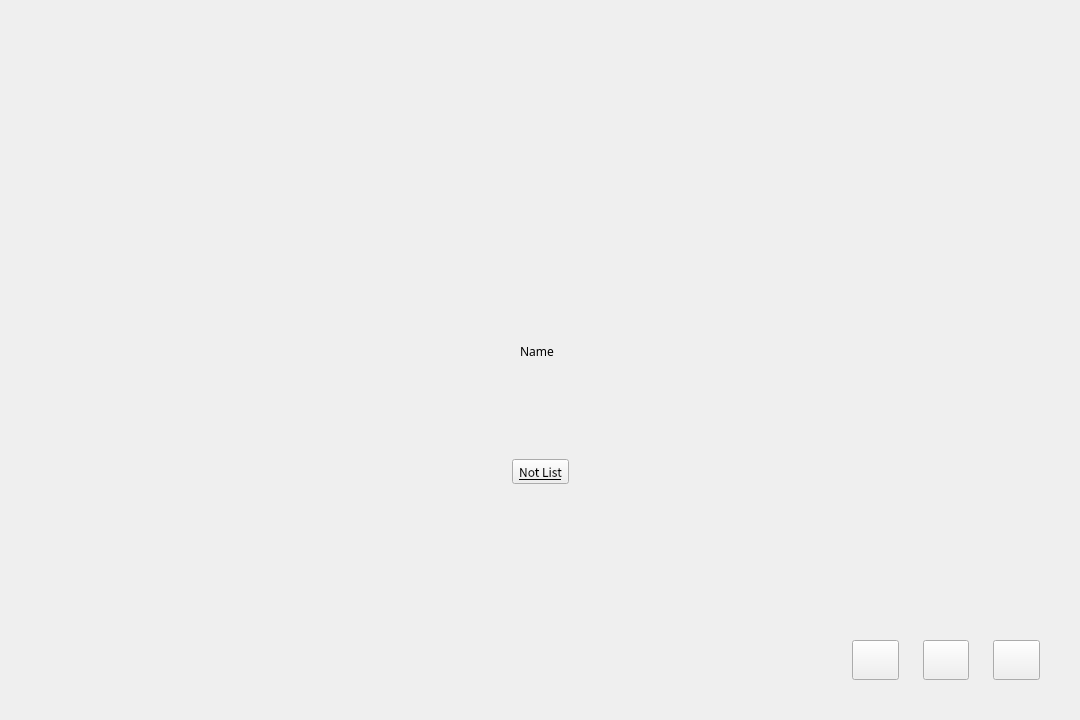
Qt form kiran-greeter/greeterloginwindow.ui (openeuler-mirror/kiran-session-guard) before a commit.
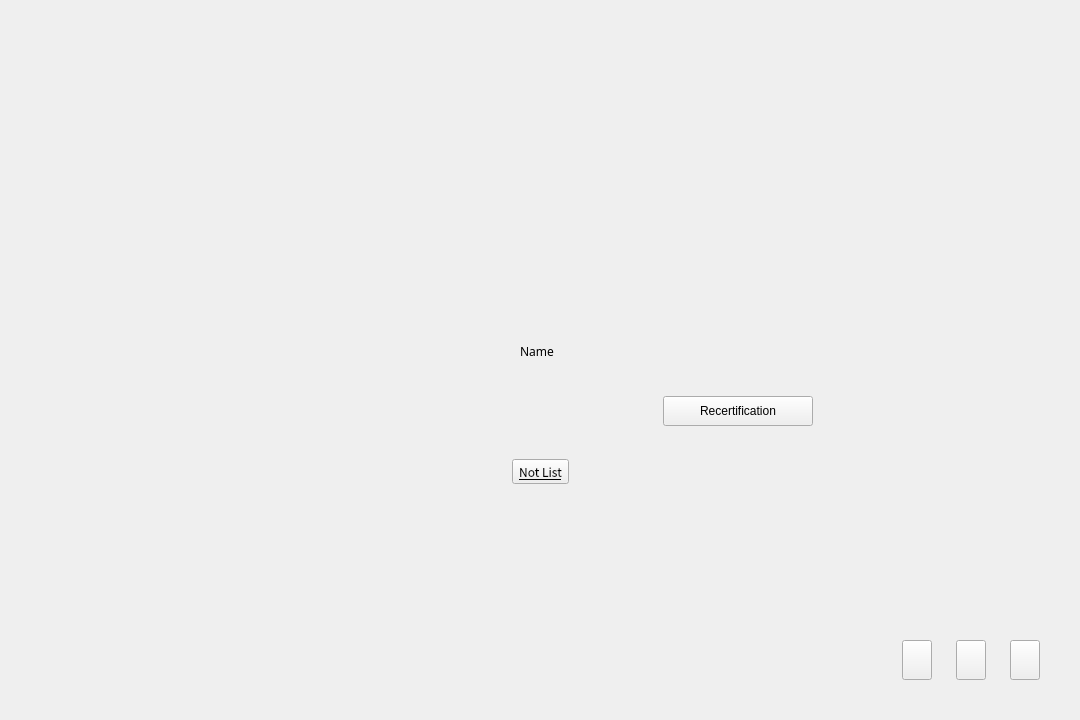
The same form after that commit. Custom widgets are drawn as their Qt base class.

Commit message:
feature(lightdm-kiran-greeter): when authentication failed without input,show re-authentication button
- 修复当未输入内容直接认证失败的时候，显示重新认证按钮

What changed in the file:
```diff
--- a/kiran-greeter/greeterloginwindow.ui
+++ b/kiran-greeter/greeterloginwindow.ui
@@ -402,7 +402,7 @@
              <height>60</height>
             </size>
            </property>
-           <layout class="QHBoxLayout" name="horizontalLayout_5" stretch="0,0,0,0,0,0">
+           <layout class="QHBoxLayout" name="horizontalLayout_5" stretch="0,0,0,0,0,0,0">
             <property name="spacing">
              <number>10</number>
             </property>
@@ -506,6 +506,25 @@
               </property>
              </widget>
             </item>
+            <item>
+             <widget class="QPushButton" name="btn_reAuth">
+              <property name="minimumSize">
+               <size>
+                <width>150</width>
+                <height>30</height>
+               </size>
+              </property>
+              <property name="maximumSize">
+               <size>
+                <width>180</width>
+                <height>36</height>
+               </size>
+              </property>
+              <property name="text">
+               <string>Recertification</string>
+              </property>
+             </widget>
+            </item>
             <item>
              <widget class="QLabel" name="label_capsLock">
               <property name="sizePolicy">
```
The commit also changes 5 other files.
